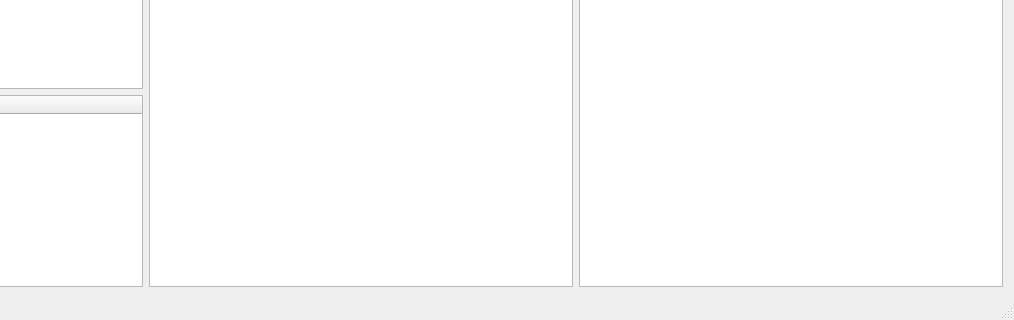
tranter/qt-google-drive, file mainwindow.ui: the form before one commit; both pictures show x 124 to 1138 and y 361 to 681 of the 1138 by 681 pixel window.
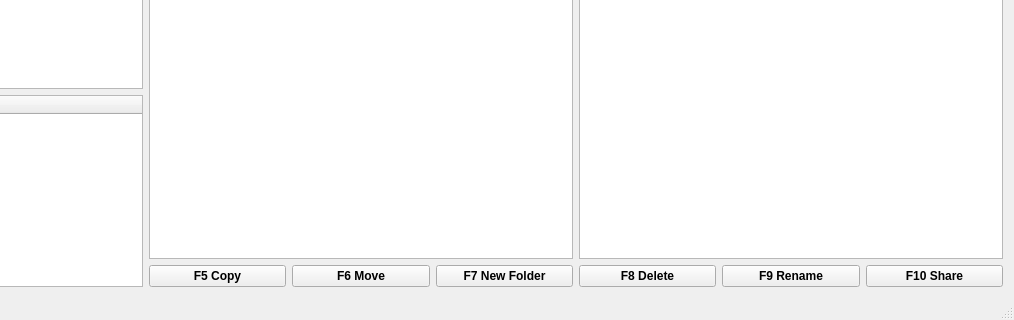
The form after the commit. Icons and pictures are not drawn.

Commit message: add new operations buttons

```diff
--- a/mainwindow.ui
+++ b/mainwindow.ui
@@ -69,12 +69,12 @@
      </widget>
     </item>
     <item row="0" column="1" rowspan="2">
-     <layout class="QVBoxLayout" name="LeftPanelVLayout" stretch="0,0">
+     <layout class="QVBoxLayout" name="leftPanelVLayout" stretch="0,0">
       <property name="spacing">
        <number>0</number>
       </property>
       <item>
-       <widget class="QLabel" name="PathLabelLeft">
+       <widget class="QLabel" name="pathLabelLeft">
         <property name="sizePolicy">
          <sizepolicy hsizetype="Preferred" vsizetype="Preferred">
           <horstretch>0</horstretch>
@@ -198,12 +198,12 @@
      </layout>
     </item>
     <item row="0" column="2" rowspan="2">
-     <layout class="QVBoxLayout" name="RightPanelVLayout">
+     <layout class="QVBoxLayout" name="rightPanelVLayout">
       <property name="spacing">
        <number>0</number>
       </property>
       <item>
-       <widget class="QLabel" name="PathLabelRight">
+       <widget class="QLabel" name="pathLabelRight">
         <property name="minimumSize">
          <size>
           <width>0</width>
@@ -320,7 +320,7 @@
       </item>
      </layout>
     </item>
-    <item row="1" column="0">
+    <item row="1" column="0" rowspan="2">
      <widget class="QTreeWidget" name="aFoldersView">
       <property name="sizePolicy">
        <sizepolicy hsizetype="Minimum" vsizetype="Minimum">
@@ -349,6 +349,100 @@
       </column>
      </widget>
     </item>
+    <item row="2" column="1" colspan="2">
+     <layout class="QHBoxLayout" name="horizontalLayout_2">
+      <item>
+       <widget class="QPushButton" name="CopyButton">
+        <property name="font">
+         <font>
+          <family>Arial</family>
+          <pointsize>9</pointsize>
+          <weight>75</weight>
+          <bold>true</bold>
+         </font>
+        </property>
+        <property name="text">
+         <string>F5 Copy</string>
+        </property>
+       </widget>
+      </item>
+      <item>
+       <widget class="QPushButton" name="MoveButton">
+        <property name="font">
+         <font>
+          <family>Arial</family>
+          <pointsize>9</pointsize>
+          <weight>75</weight>
+          <bold>true</bold>
+         </font>
+        </property>
+        <property name="text">
+         <string>F6 Move</string>
+        </property>
+       </widget>
+      </item>
+      <item>
+       <widget class="QPushButton" name="NewFolderButton">
+        <property name="font">
+         <font>
+          <family>Arial</family>
+          <pointsize>9</pointsize>
+          <weight>75</weight>
+          <bold>true</bold>
+         </font>
+        </property>
+        <property name="text">
+         <string>F7 New Folder</string>
+        </property>
+       </widget>
+      </item>
+      <item>
+       <widget class="QPushButton" name="DeleteButton">
+        <property name="font">
+         <font>
+          <family>Arial</family>
+          <pointsize>9</pointsize>
+          <weight>75</weight>
+          <bold>true</bold>
+         </font>
+        </property>
+        <property name="text">
+         <string>F8 Delete</string>
+        </property>
+       </widget>
+      </item>
+      <item>
+       <widget class="QPushButton" name="RenameButton">
+        <property name="font">
+         <font>
+          <family>Arial</family>
+          <pointsize>9</pointsize>
+          <weight>75</weight>
+          <bold>true</bold>
+         </font>
+        </property>
+        <property name="text">
+         <string>F9 Rename</string>
+        </property>
+       </widget>
+      </item>
+      <item>
+       <widget class="QPushButton" name="ShareButton">
+        <property name="font">
+         <font>
+          <family>Arial</family>
+          <pointsize>9</pointsize>
+          <weight>75</weight>
+          <bold>true</bold>
+         </font>
+        </property>
+        <property name="text">
+         <string>F10 Share</string>
+        </property>
+       </widget>
+      </item>
+     </layout>
+    </item>
    </layout>
   </widget>
   <widget class="QMenuBar" name="menuBar">
@@ -406,7 +500,11 @@
    <addaction name="actionSettings"/>
    <addaction name="separator"/>
   </widget>
-  <widget class="QStatusBar" name="statusBar"/>
+  <widget class="QStatusBar" name="statusBar">
+   <property name="sizeGripEnabled">
+    <bool>true</bool>
+   </property>
+  </widget>
   <action name="actionSettings">
    <property name="icon">
     <iconset resource="resource.qrc">
```
The commit also changes 2 other files.
